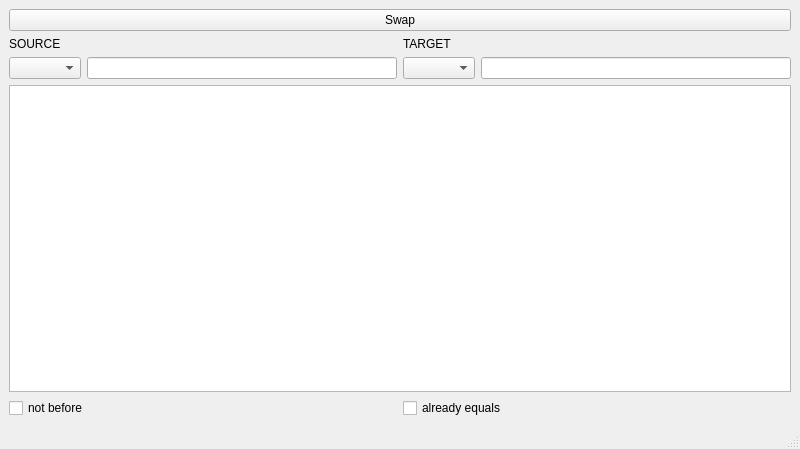
The window that ui/mainwindow.ui (urpylka/filesync) describes before a commit, drawn with Qt 5.
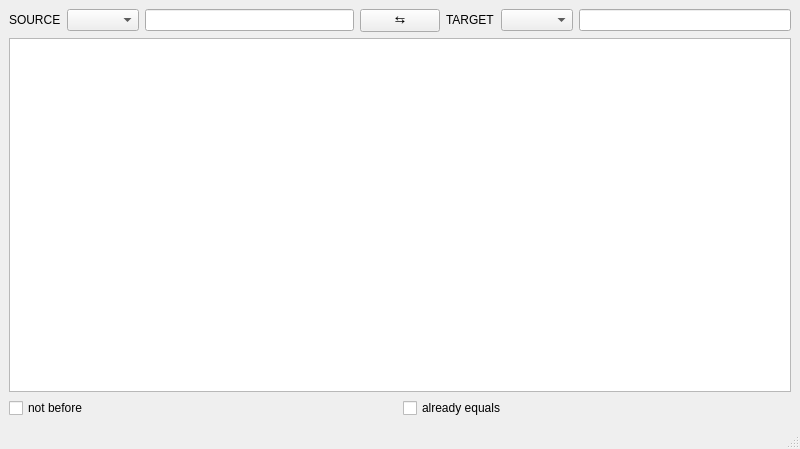
The same window after the commit.

What changed in the file:
```diff
--- a/ui/mainwindow.ui
+++ b/ui/mainwindow.ui
@@ -26,19 +26,14 @@
      <height>50000</height>
     </size>
    </property>
-   <layout class="QVBoxLayout" name="verticalLayout_3">
-    <item>
-     <widget class="QPushButton" name="pushButton">
-      <property name="text">
-       <string>Swap</string>
-      </property>
-     </widget>
-    </item>
+   <layout class="QVBoxLayout" name="verticalLayout_4">
     <item>
      <layout class="QHBoxLayout" name="horizontalLayout_4">
       <item>
        <layout class="QVBoxLayout" name="verticalLayout">
         <item>
+         <layout class="QHBoxLayout" name="horizontalLayout_2">
+          <item>
          <widget class="QLabel" name="label_Source">
           <property name="text">
            <string>SOURCE</string>
@@ -46,8 +41,6 @@
          </widget>
         </item>
         <item>
-         <layout class="QHBoxLayout" name="horizontalLayout_2">
-          <item>
            <widget class="QComboBox" name="comboBox_Source"/>
           </item>
           <item>
@@ -57,9 +50,22 @@
         </item>
        </layout>
       </item>
+      <item>
+       <layout class="QVBoxLayout" name="verticalLayout_3">
+        <item alignment="Qt::AlignBottom">
+         <widget class="QPushButton" name="pushButton">
+          <property name="text">
+           <string>⇆</string>
+          </property>
+         </widget>
+        </item>
+       </layout>
+      </item>
       <item>
        <layout class="QVBoxLayout" name="verticalLayout_2">
         <item>
+         <layout class="QHBoxLayout" name="horizontalLayout_3">
+          <item>
          <widget class="QLabel" name="label_Target">
           <property name="text">
            <string>TARGET</string>
@@ -67,8 +73,6 @@
          </widget>
         </item>
         <item>
-         <layout class="QHBoxLayout" name="horizontalLayout_3">
-          <item>
            <widget class="QComboBox" name="comboBox_Target"/>
           </item>
           <item>
```
Left out of the diff: 4 changed lines with no effect on the pictures. Lines whose indentation alone changed are shown as unchanged.
